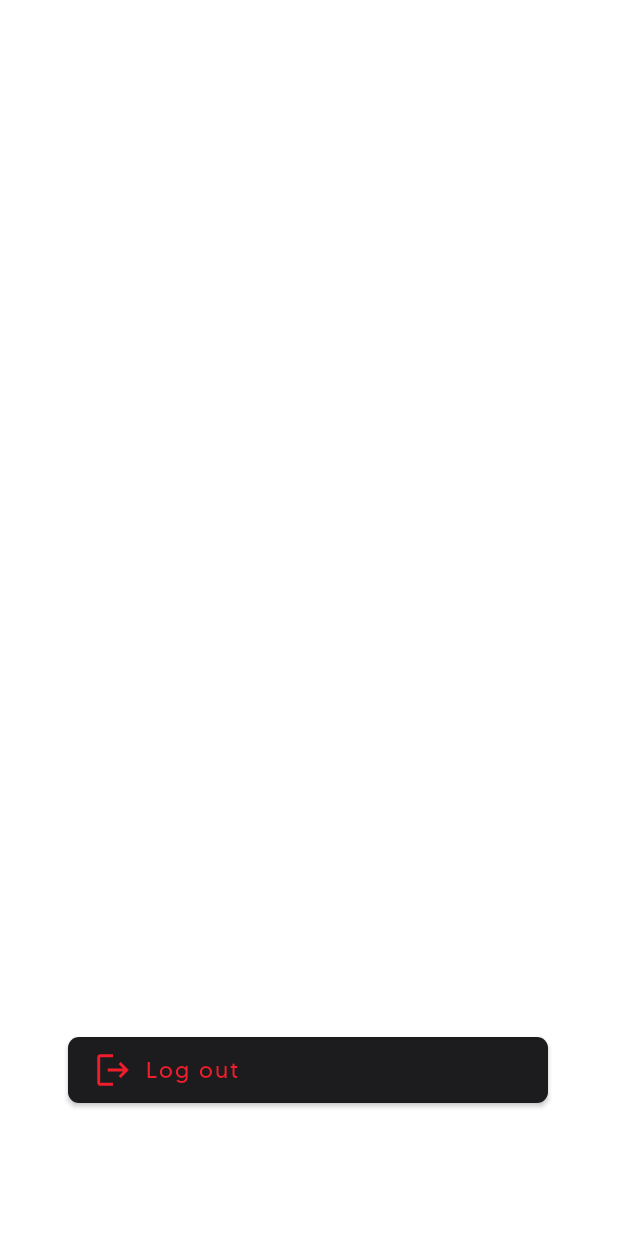
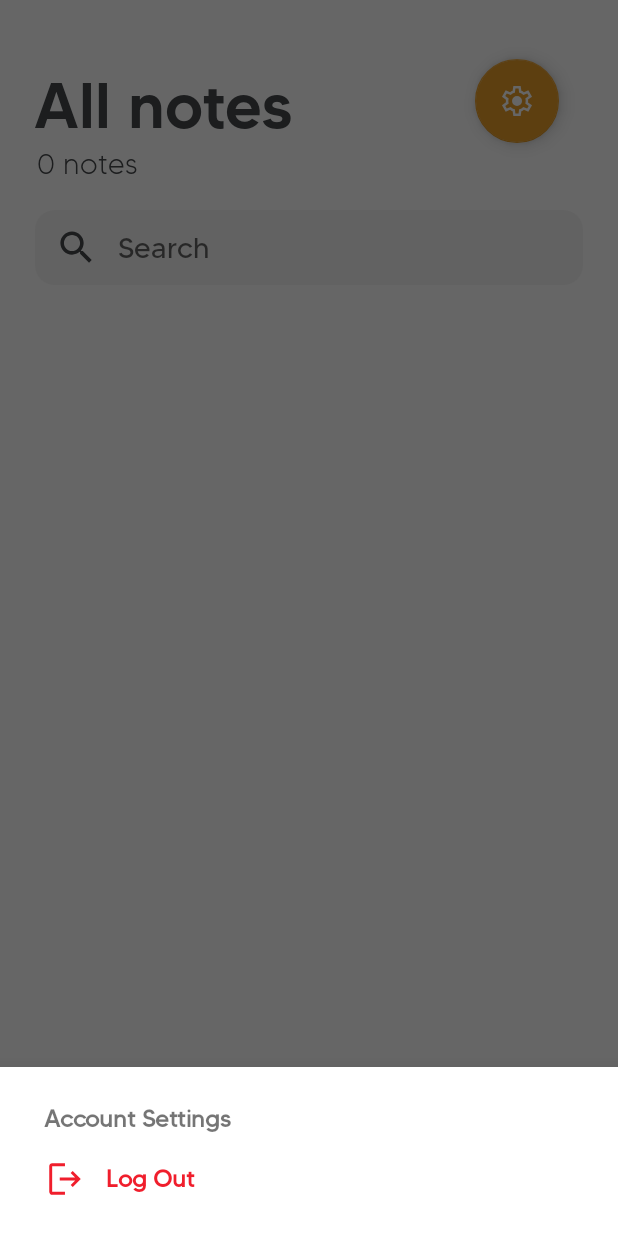
Before and after one commit to Archnightt/Firenote-v2, an Android app: the MainActivity screen opened directly, with no data from a screen before it, after a tap on an icon or button, on a phone screen of 412 x 824 dp. Run offline under Robolectric (Android 15) with nearby library versions, the phone set to English and light mode, and no system bars; our stand-ins replace Firebase (no records; nobody signed in at launch, a user with empty details on screens opened directly), Room's generated code, sdp/ssp sizes.

Commit message:
Added Drawer Menu

```diff
--- a/app/build.gradle
+++ b/app/build.gradle
@@ -31,11 +31,12 @@ android {
 dependencies {
 
     implementation 'androidx.appcompat:appcompat:1.2.0'
-    implementation 'com.google.android.material:material:1.3.0'
+    implementation 'com.google.android.material:material:1.9.0'
     implementation 'androidx.constraintlayout:constraintlayout:2.0.4'
     implementation 'com.google.android.gms:play-services-auth:20.3.0'
     implementation 'com.google.firebase:firebase-auth:21.0.8'
     implementation(platform("com.google.firebase:firebase-bom:26.7.0"))
+    implementation 'com.google.firebase:firebase-firestore:25.1.1'
 
     testImplementation 'junit:junit:4.+'
     androidTestImplementation 'androidx.test.ext:junit:1.1.2'
--- a/app/src/main/AndroidManifest.xml
+++ b/app/src/main/AndroidManifest.xml
@@ -40,7 +40,6 @@
             android:exported="true">
         </activity>
 
-
         <activity android:name="androidx.test.core.app.InstrumentationActivityInvoker$BootstrapActivity"
             android:exported="false" />  <activity android:name="androidx.test.core.app.InstrumentationActivityInvoker$EmptyActivity"
         android:exported="false" />  <activity android:name="androidx.test.core.app.InstrumentationActivityInvoker$EmptyFloatingActivity"
--- a/app/src/main/java/com/night/SkyNote/activities/MainActivity.java
+++ b/app/src/main/java/com/night/SkyNote/activities/MainActivity.java
@@ -5,6 +5,7 @@ import androidx.appcompat.app.AlertDialog;
 import androidx.appcompat.app.AppCompatActivity;
 import androidx.recyclerview.widget.LinearLayoutManager;
 import androidx.recyclerview.widget.RecyclerView;
+import com.google.android.material.bottomsheet.BottomSheetDialog;
 
 import android.annotation.SuppressLint;
 import android.content.Intent;
@@ -18,11 +19,12 @@ import android.view.HapticFeedbackConstants;
 import android.view.LayoutInflater;
 import android.view.View;
 import android.view.ViewGroup;
-import android.widget.Button;
 import android.widget.EditText;
 import android.widget.TextView;
 
 import com.google.android.material.floatingactionbutton.FloatingActionButton;
+import com.google.firebase.auth.FirebaseAuth;
+import com.google.firebase.firestore.FirebaseFirestore;
 import com.night.SkyNote.R;
 import com.night.SkyNote.adapters.NoteAdapter;
 import com.night.SkyNote.database.NotepadDatabase;
@@ -50,12 +52,22 @@ public class MainActivity extends AppCompatActivity implements NoteListener {
 
     private AlertDialog deleteNoteDialog;
 
+    private FirebaseAuth mAuth;
+
 
     @Override
     protected void onCreate(Bundle savedInstanceState) {
         super.onCreate(savedInstanceState);
         setContentView(R.layout.activity_main);
 
+        // Initialize Firebase Auth
+        mAuth = FirebaseAuth.getInstance();
+        //Initialize Firebase Firestore
+        FirebaseFirestore db = FirebaseFirestore.getInstance();
+
+
+        // Get reference to the settings FAB
+        findViewById(R.id.settingsButton).setOnClickListener(v -> showBottomSheetMenu());
 
         // add note button
         FloatingActionButton addNoteButton = findViewById(R.id.buttonAddNote);
@@ -63,15 +75,6 @@ public class MainActivity extends AppCompatActivity implements NoteListener {
             @Override
             public void onClick(View v) {
                 startActivityForResult(new Intent(getApplicationContext(), NoteEditorActivity.class), addNoteCode);
-            }
-        });
-
-        FloatingActionButton settingsButton = findViewById(R.id.settingsButton);
-        settingsButton.setOnClickListener(new View.OnClickListener() {
-            @Override
-            public void onClick(View v) {
-                Intent intent = new Intent(MainActivity.this, SettingsActivity.class);
-                startActivity(intent);
             }
         });
 
@@ -116,6 +119,35 @@ public class MainActivity extends AppCompatActivity implements NoteListener {
                 }
             }
         });
+    }
+
+    private void showBottomSheetMenu() {
+        // Create the BottomSheetDialog
+        BottomSheetDialog bottomSheetDialog = new BottomSheetDialog(this);
+
+        // Inflate the bottom sheet layout
+        View bottomSheetView = getLayoutInflater().inflate(R.layout.bottom_sheet_menu, null);
+        bottomSheetDialog.setContentView(bottomSheetView);
+
+        // Handle clicks on the bottom sheet items
+        TextView accountSettings = bottomSheetView.findViewById(R.id.account_settings);
+        TextView logout = bottomSheetView.findViewById(R.id.logout);
+
+        accountSettings.setOnClickListener(v -> {
+            // Perform action for "Account Settings"
+            bottomSheetDialog.dismiss();
+            // Add logic for navigating to account settings, if needed
+        });
+
+        logout.setOnClickListener(v -> {
+            mAuth.signOut();
+            Intent intent = new Intent(this, LoginActivity.class);
+            startActivity(intent);
+        });
+
+
+        // Show the bottom sheet dialog
+        bottomSheetDialog.show();
     }
 
 
--- a/app/src/main/res/layout/activity_main.xml
+++ b/app/src/main/res/layout/activity_main.xml
@@ -14,7 +14,7 @@
         android:layout_height="wrap_content"
         android:fontFamily="@font/tommy_medium"
         android:includeFontPadding="false"
-        android:text="All notes"
+        android:text="@string/all_notes"
         android:textColor="?attr/colorOnPrimary"
         android:textSize="@dimen/_33ssp"
         app:layout_constraintBottom_toBottomOf="parent"
@@ -71,7 +71,7 @@
             android:layout_marginTop="@dimen/_8sdp"
             android:layout_marginBottom="@dimen/_8sdp"
             android:layout_marginStart="@dimen/_10sdp"
-            app:tint="?attr/colorOnPrimary"></ImageView>
+            app:tint="?attr/colorOnPrimary"/>
 
         <EditText
             android:id="@+id/searchBar"
@@ -85,7 +85,7 @@
             android:background="@android:color/transparent"
             android:textColor="?attr/colorOnPrimary"
             android:inputType="text"
-            android:focusableInTouchMode="true"></EditText>
+            android:focusableInTouchMode="true"/>
 
     </LinearLayout>
 
@@ -103,8 +103,7 @@
         android:paddingStart="0dp"
         android:paddingBottom="@dimen/_170sdp"
         android:scrollbarStyle="outsideOverlay"
-        android:hapticFeedbackEnabled="true"
-        ></androidx.recyclerview.widget.RecyclerView>
+        android:hapticFeedbackEnabled="true"/>
 
 <!--    <Button-->
 <!--        android:id="@+id/buttonAddNote"-->
@@ -127,7 +126,6 @@
         app:layout_constraintBottom_toBottomOf="parent"
         app:layout_constraintEnd_toEndOf="parent"
         android:src="@drawable/ic_add"
-        android:layout_margin="@dimen/_30sdp"
-        />
+        android:layout_margin="@dimen/_30sdp" />
 
 </androidx.constraintlayout.widget.ConstraintLayout>
--- a/app/src/main/res/layout/activity_settings.xml
+++ b/app/src/main/res/layout/activity_settings.xml
@@ -26,5 +26,4 @@
         app:layout_constraintStart_toStartOf="parent"
         app:layout_constraintTop_toTopOf="parent"
         app:layout_constraintVertical_bias="0.892" />
-
 </androidx.constraintlayout.widget.ConstraintLayout>
--- /dev/null
+++ b/app/src/main/res/layout/bottom_sheet_menu.xml
@@ -0,0 +1,40 @@
+<?xml version="1.0" encoding="utf-8"?>
+<LinearLayout xmlns:android="http://schemas.android.com/apk/res/android"
+    android:layout_width="match_parent"
+    android:layout_height="wrap_content"
+    android:orientation="vertical"
+    android:layout_gravity="bottom"
+    android:padding="16dp">
+
+    <TextView
+        android:id="@+id/account_settings"
+        android:layout_width="match_parent"
+        android:layout_height="wrap_content"
+        android:fontFamily="@font/tommy_regular"
+        android:paddingStart="@dimen/_10sdp"
+        android:gravity="center_vertical"
+        android:padding="8dp"
+        android:text="Account Settings"
+        android:textSize="16sp"
+        android:textStyle="bold"
+        android:clickable="true"
+        android:focusable="true" />
+
+    <TextView
+        android:id="@+id/logout"
+        android:layout_width="match_parent"
+        android:layout_height="wrap_content"
+        android:fontFamily="@font/tommy_regular"
+        android:drawableLeft="@drawable/ic_logout"
+        android:paddingStart="@dimen/_10sdp"
+        android:drawablePadding="@dimen/_10ssp"
+        android:gravity="center_vertical"
+        android:textColor="@color/red"
+        android:clickable="true"
+        android:focusable="true"
+        android:padding="8dp"
+        android:text="Log Out"
+        android:textSize="16sp"
+        android:textStyle="bold" />
+
+</LinearLayout>
--- a/app/src/main/res/values/strings.xml
+++ b/app/src/main/res/values/strings.xml
@@ -6,4 +6,7 @@
     <string name="login_twitter">Continue with Twitter</string>
     <string name="logout">Log out</string>
     <string name="default_web_client_id">"480316012622-pnc6nvthm9mfusbm40st56b063a73tth.apps.googleusercontent.com"</string>
+    <string name="done">Done</string>
+    <string name="note_title">Note title</string>
+    <string name="write_your_note_here">write your note here</string>
 </resources>
--- a/app/src/main/res/values/themes.xml
+++ b/app/src/main/res/values/themes.xml
@@ -19,8 +19,6 @@
         <!-- BACKGROUND NOTATKI-->
         <item name="colorSecondaryVariant">@color/ioswhiteBG</item>
 
-
-
         <!-- STATUSBAR -->
         <item name="colorOnSecondary">@color/white</item>
 
```
Also changed, not shown: app/src/main/java/com/night/SkyNote/activities/LoginActivity.java (+22 -27 lines), app/src/main/java/com/night/SkyNote/activities/NoteEditorActivity.java (+35 -12 lines), app/src/main/res/drawable/ic_about.xml (added, +9 -0 lines), app/src/main/res/layout/activity_note_editor.xml (+7 -7 lines), 1 other file.
